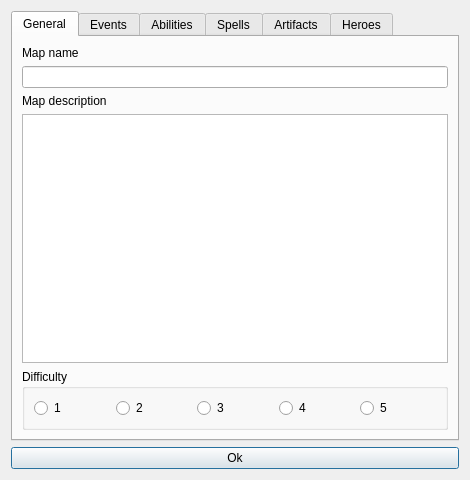
Above: mapeditor/mapsettings.ui from vcmi/vcmi before the change. Below: the same form after it.
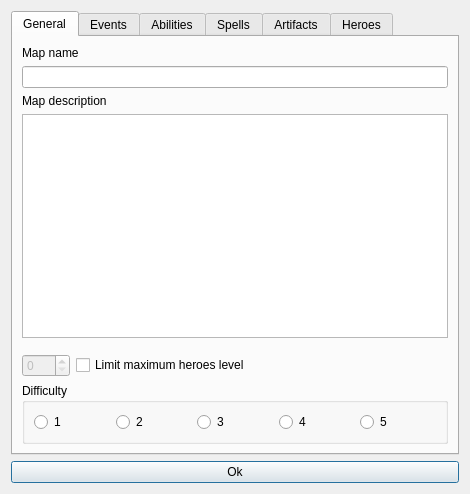
That is the form after the change.

Commit message: Add hero limit checkbox in map editor

The edit to the form file:
```diff
--- a/mapeditor/mapsettings.ui
+++ b/mapeditor/mapsettings.ui
@@ -10,7 +10,7 @@
     <x>0</x>
     <y>0</y>
     <width>470</width>
-    <height>480</height>
+    <height>494</height>
    </rect>
   </property>
   <property name="sizePolicy">
@@ -60,6 +60,39 @@
        <item>
         <widget class="QPlainTextEdit" name="mapDescriptionEdit"/>
        </item>
+       <item>
+        <layout class="QHBoxLayout" name="horizontalLayout_4">
+         <property name="topMargin">
+          <number>10</number>
+         </property>
+         <item>
+          <widget class="QSpinBox" name="heroLevelLimit">
+           <property name="enabled">
+            <bool>false</bool>
+           </property>
+           <property name="minimumSize">
+            <size>
+             <width>48</width>
+             <height>0</height>
+            </size>
+           </property>
+          </widget>
+         </item>
+         <item>
+          <widget class="QCheckBox" name="heroLevelLimitCheck">
+           <property name="sizePolicy">
+            <sizepolicy hsizetype="Expanding" vsizetype="Fixed">
+             <horstretch>0</horstretch>
+             <verstretch>0</verstretch>
+            </sizepolicy>
+           </property>
+           <property name="text">
+            <string>Limit maximum heroes level</string>
+           </property>
+          </widget>
+         </item>
+        </layout>
+       </item>
        <item>
         <widget class="QGroupBox" name="groupBox">
          <property name="title">
```
The commit also changes 2 other files.
